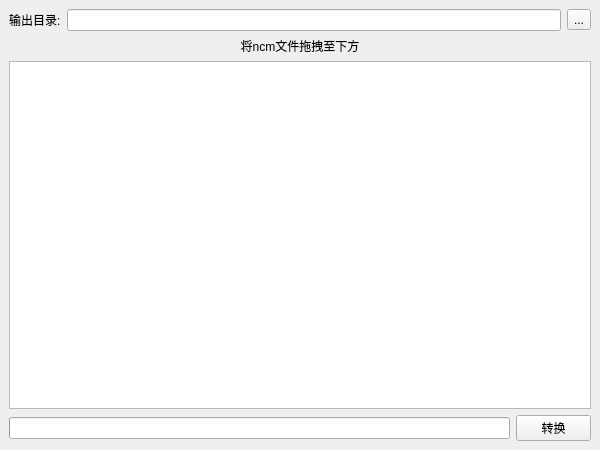
Qt form ncmppGui/ui/mainwindow.ui (Majjcom/ncmppGui) before a commit.
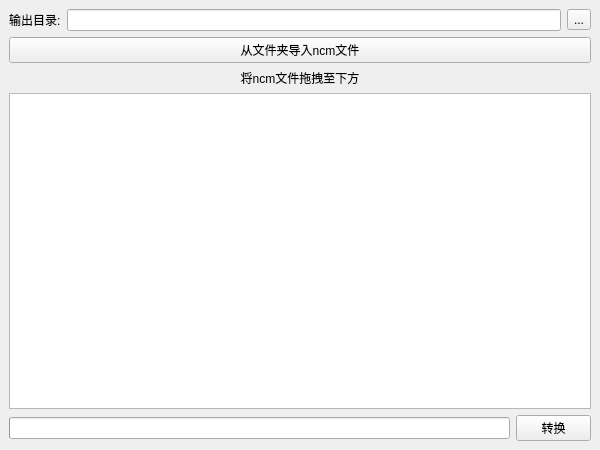
The same form after that commit. Custom widgets are drawn as their Qt base class.

What changed in the file:
```diff
--- a/ncmppGui/ui/mainwindow.ui
+++ b/ncmppGui/ui/mainwindow.ui
@@ -50,6 +50,13 @@
         </item>
        </layout>
       </item>
+      <item>
+       <widget class="QPushButton" name="import_button">
+        <property name="text">
+         <string>从文件夹导入ncm文件</string>
+        </property>
+       </widget>
+      </item>
       <item>
        <widget class="QLabel" name="label_2">
         <property name="text">
```
